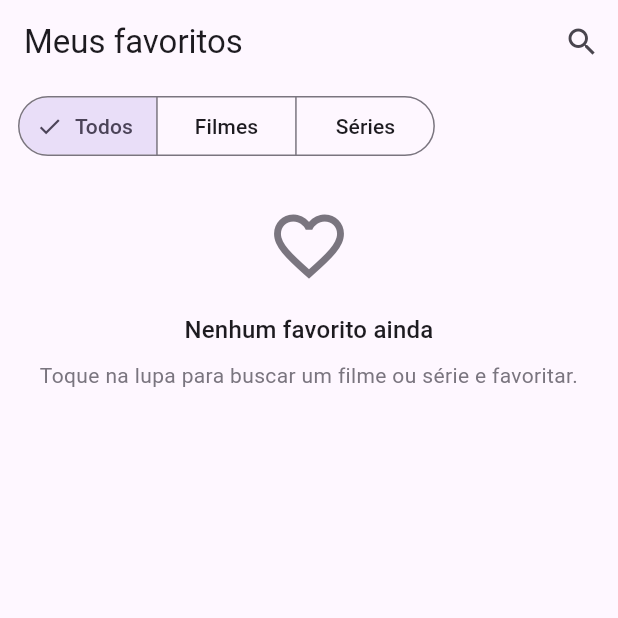
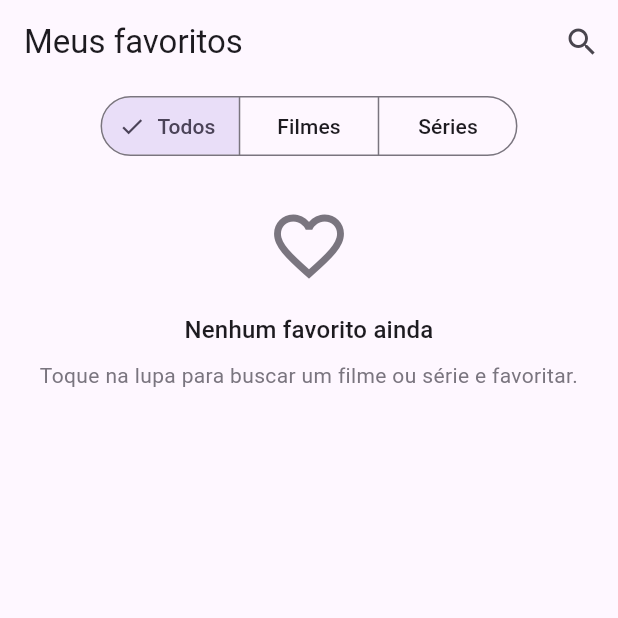
Before and after one commit to celsofabri/cinetrack, a Flutter app: the FavoritesScreen screen opened by its route, on a phone screen of 412 x 824 dp, the top half of it. Run offline on Flutter 3.47's test engine with Material 3 defaults, Android fonts, the phone set to English and light mode, and no system bars; our stand-ins replace cached_network_image, flutter_dotenv, flutter_riverpod, go_router, hive_flutter; accounts and stored records are empty; network calls fail.

Commit message:
fix: center the favorites filter to match the Explorar screen
Co-Authored-By: Claude Sonnet 5.5 <noreply@anthropic.com>

```diff
--- a/lib/widgets/favorites_section.dart
+++ b/lib/widgets/favorites_section.dart
@@ -32,7 +32,8 @@ class _FavoritesSectionState extends ConsumerState<FavoritesSection> {
     return Column(
       crossAxisAlignment: CrossAxisAlignment.start,
       children: [
-        Padding(
+        Center(
+          child: Padding(
             padding: const EdgeInsets.symmetric(horizontal: 12, vertical: 4),
             child: SegmentedButton<_Filter>(
               segments: const [
@@ -42,6 +43,7 @@ class _FavoritesSectionState extends ConsumerState<FavoritesSection> {
               ],
               selected: {_filter},
               onSelectionChanged: (s) => setState(() => _filter = s.first),
+            ),
           ),
         ),
         favoritesAsync.when(
@@ -64,7 +66,9 @@ class _FavoritesSectionState extends ConsumerState<FavoritesSection> {
             if (filtered.isEmpty) {
               return EmptyState(
                 icon: Icons.favorite_border,
-                title: favorites.isEmpty ? 'Nenhum favorito ainda' : 'Nada neste filtro',
+                title: favorites.isEmpty
+                    ? 'Nenhum favorito ainda'
+                    : 'Nada neste filtro',
                 message: favorites.isEmpty
                     ? 'Toque na lupa para buscar um filme ou série e favoritar.'
                     : 'Troque o filtro acima ou adicione mais itens.',
@@ -75,7 +79,8 @@ class _FavoritesSectionState extends ConsumerState<FavoritesSection> {
               shrinkWrap: true,
               physics: const NeverScrollableScrollPhysics(),
               itemCount: filtered.length,
-              itemBuilder: (context, index) => _FavoriteTile(item: filtered[index]),
+              itemBuilder: (context, index) =>
+                  _FavoriteTile(item: filtered[index]),
             );
           },
         ),
@@ -104,7 +109,8 @@ class _FavoriteTile extends StatelessWidget {
               watched: progress!.watchedCount,
               total: progress.totalCount,
             ),
-      onTap: () => context.push(isMovie ? '/movie/${item.id}' : '/tv/${item.id}'),
+      onTap: () =>
+          context.push(isMovie ? '/movie/${item.id}' : '/tv/${item.id}'),
     );
   }
 }
```
Also changed, not shown: 1 other file. Lines whose indentation alone changed are shown as unchanged.
